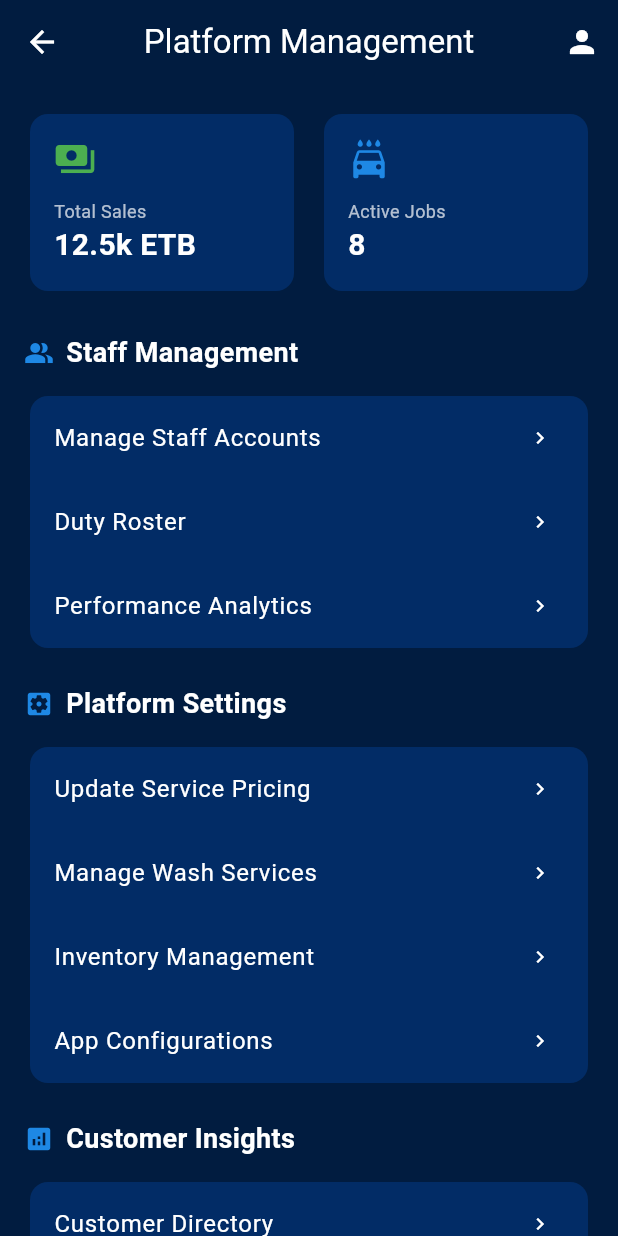
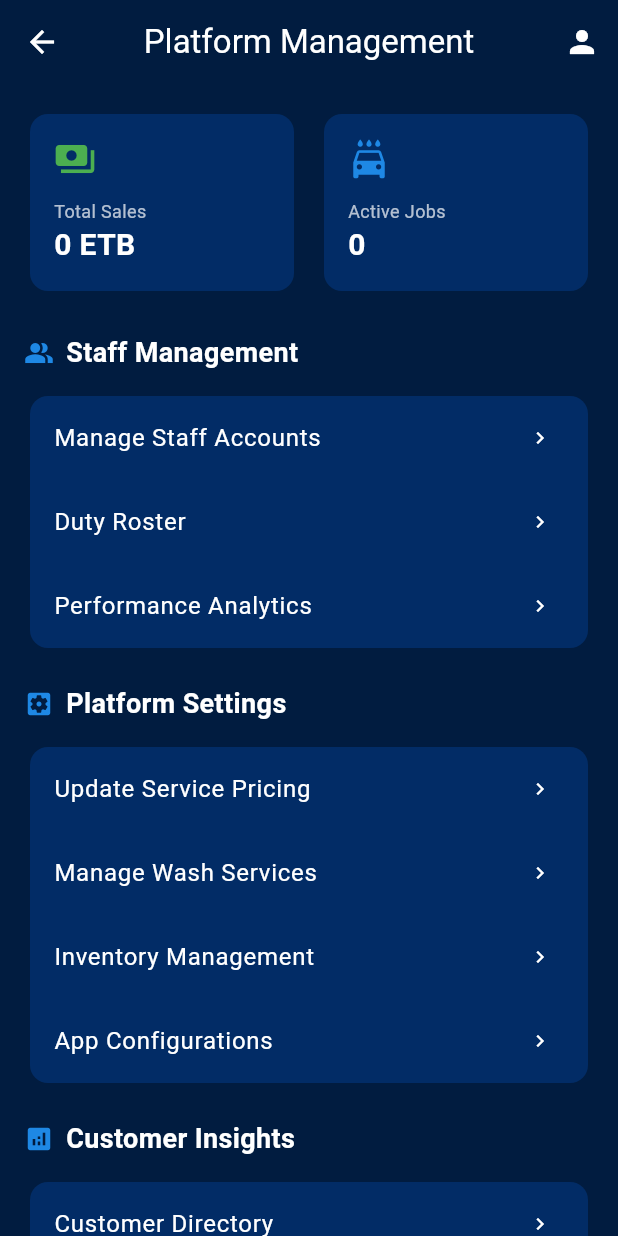
Before and after one commit to AbCode-git/dr.shine_app, a Flutter app: the SuperAdminDashboardScreen screen opened by its route, on a phone screen of 412 x 824 dp. Run offline on Flutter 3.47's test engine with Material 3 defaults, Android fonts, the phone set to English and light mode, and no system bars; our stand-ins replace cloud_firestore, firebase_auth, firebase_core, firebase_messaging, google_maps_flutter, shared_preferences; accounts and stored records are empty.

Commit message:
feat(admin): finalize Super Admin suite with live analytics and functional inventory management

```diff
--- a/lib/features/admin/screens/super_admin_dashboard_screen.dart
+++ b/lib/features/admin/screens/super_admin_dashboard_screen.dart
@@ -30,7 +30,7 @@ class SuperAdminDashboardScreen extends StatelessWidget {
         child: Column(
           crossAxisAlignment: CrossAxisAlignment.stretch,
           children: [
-            _buildOverviewCards(),
+            _buildOverviewCards(context),
             const SizedBox(height: AppSizes.p24),
             _buildManagementSection(
               context,
@@ -181,15 +181,26 @@ class SuperAdminDashboardScreen extends StatelessWidget {
     );
   }
 
-  Widget _buildOverviewCards() {
+  Widget _buildOverviewCards(BuildContext context) {
+    final bookingProvider = context.watch<BookingProvider>();
+    final allBookings = bookingProvider.bookings;
+
+    final totalSales = allBookings
+        .where((b) => b.status == 'completed')
+        .fold<double>(0, (sum, b) => sum + b.price);
+
+    final activeJobs = allBookings
+        .where((b) => b.status != 'completed' && b.status != 'cancelled')
+        .length;
+
     return Row(
       children: [
         Expanded(
-          child: _buildStatCard('Total Sales', '12.5k ETB', Icons.payments, Colors.green),
+          child: _buildStatCard('Total Sales', totalSales > 1000 ? '${(totalSales / 1000).toStringAsFixed(1)}k ETB' : '${totalSales.toStringAsFixed(0)} ETB', Icons.payments, Colors.green),
         ),
         const SizedBox(width: AppSizes.p12),
         Expanded(
-          child: _buildStatCard('Active Jobs', '8', Icons.local_car_wash, AppColors.primary),
+          child: _buildStatCard('Active Jobs', activeJobs.toString(), Icons.local_car_wash, AppColors.primary),
         ),
       ],
     );
```
Also changed, not shown: lib/features/inventory/screens/inventory_item_form_screen.dart (+19 -7 lines).
